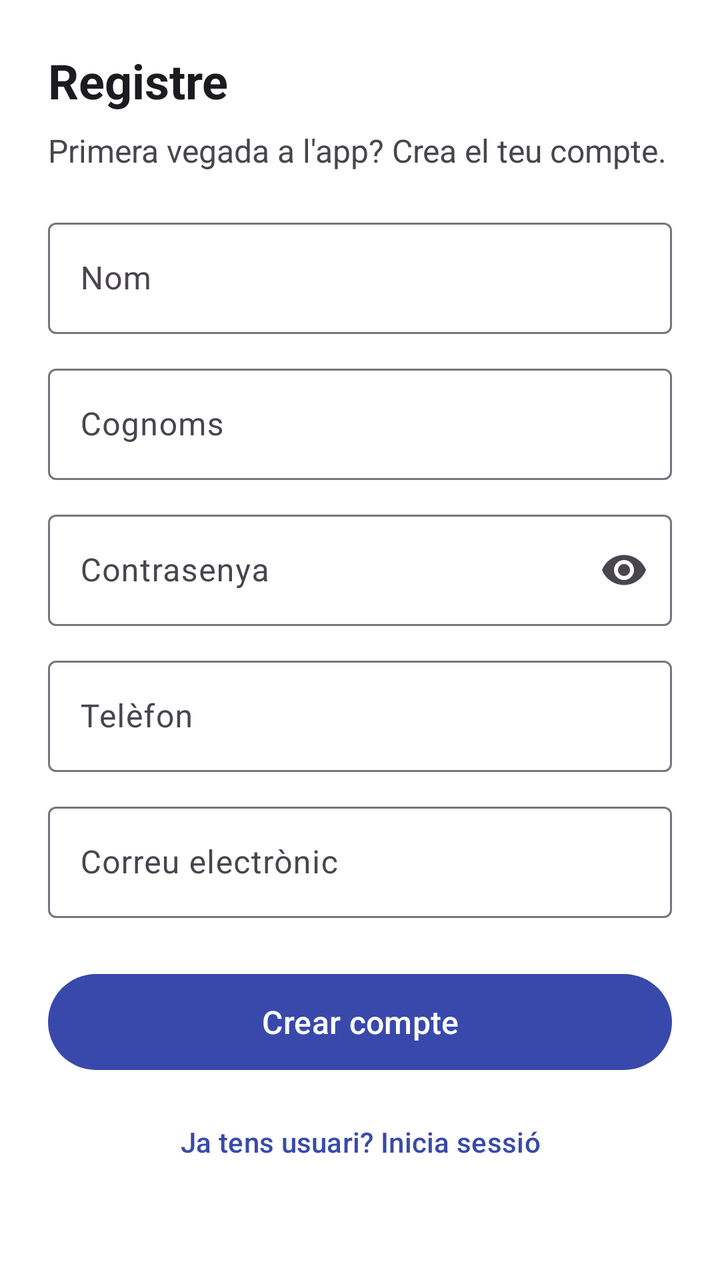
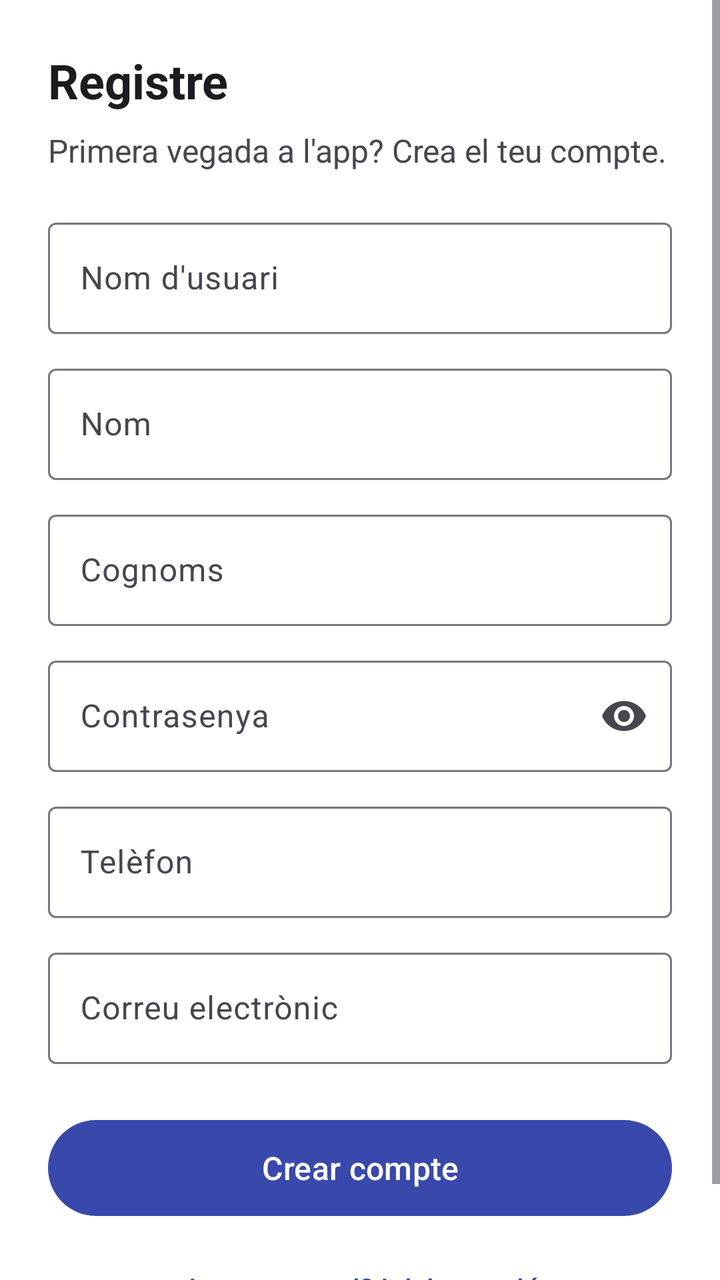

Two renders of the same Android screen: before a commit and after it. Below are the layout's source before the change and the commit's diff.
<!-- AndroidManifest.xml: application theme Theme.OrientaApp -->
<!-- res/layout/fragment_registre.xml -->
<?xml version="1.0" encoding="utf-8"?>
<ScrollView xmlns:android="http://schemas.android.com/apk/res/android"
    xmlns:tools="http://schemas.android.com/tools"
    android:layout_width="match_parent"
    android:layout_height="match_parent"
    android:background="@color/superficie"
    tools:context=".RegistreFragment">

    <LinearLayout
        android:layout_width="match_parent"
        android:layout_height="wrap_content"
        android:orientation="vertical"
        android:padding="24dp">

        <TextView
            style="@style/TitolPantalla"
            android:layout_width="wrap_content"
            android:layout_height="wrap_content"
            android:text="@string/titol_registre" />

        <TextView
            style="@style/TextNormal"
            android:layout_width="wrap_content"
            android:layout_height="wrap_content"
            android:layout_marginTop="8dp"
            android:layout_marginBottom="8dp"
            android:text="@string/primera_vegada" />

        <com.google.android.material.textfield.TextInputLayout
            style="@style/CampText"
            android:hint="@string/hint_nom">
            <com.google.android.material.textfield.TextInputEditText
                android:layout_width="match_parent"
                android:layout_height="wrap_content"
                android:autofillHints="personGivenName"
                android:inputType="textPersonName|textCapWords" />
        </com.google.android.material.textfield.TextInputLayout>

        <com.google.android.material.textfield.TextInputLayout
            style="@style/CampText"
            android:hint="@string/hint_cognoms">
            <com.google.android.material.textfield.TextInputEditText
                android:layout_width="match_parent"
                android:layout_height="wrap_content"
                android:autofillHints="personFamilyName"
                android:inputType="textPersonName|textCapWords" />
        </com.google.android.material.textfield.TextInputLayout>

        <com.google.android.material.textfield.TextInputLayout
            style="@style/CampText"
            android:hint="@string/hint_contrasenya"
            app:endIconMode="password_toggle"
            xmlns:app="http://schemas.android.com/apk/res-auto">
            <com.google.android.material.textfield.TextInputEditText
                android:layout_width="match_parent"
                android:layout_height="wrap_content"
                android:autofillHints="newPassword"
                android:inputType="textPassword" />
        </com.google.android.material.textfield.TextInputLayout>

        <com.google.android.material.textfield.TextInputLayout
            style="@style/CampText"
            android:hint="@string/hint_telefon">
            <com.google.android.material.textfield.TextInputEditText
                android:layout_width="match_parent"
                android:layout_height="wrap_content"
                android:autofillHints="phone"
                android:inputType="phone" />
        </com.google.android.material.textfield.TextInputLayout>

        <com.google.android.material.textfield.TextInputLayout
            style="@style/CampText"
            android:hint="@string/hint_email">
            <com.google.android.material.textfield.TextInputEditText
                android:layout_width="match_parent"
                android:layout_height="wrap_content"
                android:autofillHints="emailAddress"
                android:inputType="textEmailAddress" />
        </com.google.android.material.textfield.TextInputLayout>

        <Button
            android:id="@+id/btnCrearCompte"
            style="@style/BotoPrincipal"
            android:layout_marginTop="24dp"
            android:text="@string/crear_compte" />

        <Button
            android:id="@+id/btnJaTens"
            style="@style/Widget.Material3.Button.TextButton"
            android:layout_width="wrap_content"
            android:layout_height="wrap_content"
            android:layout_gravity="center_horizontal"
            android:layout_marginTop="8dp"
            android:text="@string/ja_tens_usuari" />
    </LinearLayout>
</ScrollView>
<!-- resources referenced by this layout -->
<resources>
  <color name="superficie">#FFFFFF</color>
  <string name="crear_compte">Crear compte</string>
  <string name="hint_cognoms">Cognoms</string>
  <string name="hint_contrasenya">Contrasenya</string>
  <string name="hint_email">Correu electrònic</string>
  <string name="hint_nom">Nom</string>
  <string name="hint_telefon">Telèfon</string>
  <string name="ja_tens_usuari">Ja tens usuari? Inicia sessió</string>
  <string name="primera_vegada">Primera vegada a l\'app? Crea el teu compte.</string>
  <string name="titol_registre">Registre</string>
  <style name="BotoPrincipal" parent="Widget.Material3.Button">
          <item name="android:layout_width">match_parent</item>
          <item name="android:layout_height">wrap_content</item>
          <item name="android:layout_marginTop">16dp</item>
          <item name="android:minHeight">56dp</item>
          <item name="android:textSize">16sp</item>
      </style>
  <style name="CampText" parent="Widget.Material3.TextInputLayout.OutlinedBox">
          <item name="android:layout_width">match_parent</item>
          <item name="android:layout_height">wrap_content</item>
          <item name="android:layout_marginTop">12dp</item>
      </style>
  <style name="TextNormal">
          <item name="android:textSize">16sp</item>
          <item name="android:textColor">@color/text_secundari</item>
      </style>
  <style name="TitolPantalla">
          <item name="android:textSize">24sp</item>
          <item name="android:textStyle">bold</item>
          <item name="android:textColor">@color/text_principal</item>
      </style>
  <style name="Theme.OrientaApp" parent="Base.Theme.OrientaApp" />
  <color name="text_secundari">#49454F</color>
  <color name="text_principal">#1C1B1F</color>
  <style name="Base.Theme.OrientaApp" parent="Theme.Material3.DayNight.NoActionBar">
          <item name="colorPrimary">@color/primari</item>
          <item name="colorOnPrimary">@color/on_primari</item>
          <item name="colorSecondary">@color/secundari</item>
          <item name="colorOnSecondary">@color/on_secundari</item>
          <item name="colorError">@color/error</item>
          <item name="android:colorBackground">@color/fons</item>
          <item name="colorSurface">@color/superficie</item>
          <item name="colorOnSurface">@color/text_principal</item>
          <item name="colorOnSurfaceVariant">@color/text_secundari</item>
      </style>
  <color name="primari">#3949AB</color>
  <color name="on_primari">#FFFFFF</color>
  <color name="secundari">#00796B</color>
  <color name="on_secundari">#FFFFFF</color>
  <color name="error">#B3261E</color>
  <color name="fons">#F7F8FC</color>
</resources>

<!-- the commit's change to res/layout/fragment_registre.xml (unified diff, before → after) -->
@@ -26,9 +26,23 @@
             android:layout_marginBottom="8dp"
             android:text="@string/primera_vegada" />
 
+    <com.google.android.material.textfield.TextInputLayout
+        android:id="@+id/tilUsuari"
+        style="@style/CampText"
+        android:hint="@string/hint_usuari">
+
+        <com.google.android.material.textfield.TextInputEditText
+            android:layout_width="match_parent"
+            android:layout_height="wrap_content"
+            android:autofillHints="username"
+            android:inputType="text" />
+    </com.google.android.material.textfield.TextInputLayout>
+
+
         <com.google.android.material.textfield.TextInputLayout
             style="@style/CampText"
-            android:hint="@string/hint_nom">
+            android:hint="@string/hint_nom"
+            android:id="@+id/tilNom">
             <com.google.android.material.textfield.TextInputEditText
                 android:layout_width="match_parent"
                 android:layout_height="wrap_content"
@@ -38,7 +52,8 @@
 
         <com.google.android.material.textfield.TextInputLayout
             style="@style/CampText"
-            android:hint="@string/hint_cognoms">
+            android:hint="@string/hint_cognoms"
+            android:id="@+id/tilCognoms">
             <com.google.android.material.textfield.TextInputEditText
                 android:layout_width="match_parent"
                 android:layout_height="wrap_content"
@@ -50,7 +65,8 @@
             style="@style/CampText"
             android:hint="@string/hint_contrasenya"
             app:endIconMode="password_toggle"
-            xmlns:app="http://schemas.android.com/apk/res-auto">
+            xmlns:app="http://schemas.android.com/apk/res-auto"
+            android:id="@+id/tilContrasenya">
             <com.google.android.material.textfield.TextInputEditText
                 android:layout_width="match_parent"
                 android:layout_height="wrap_content"
@@ -60,7 +76,8 @@
 
         <com.google.android.material.textfield.TextInputLayout
             style="@style/CampText"
-            android:hint="@string/hint_telefon">
+            android:hint="@string/hint_telefon"
+            android:id="@+id/tilTelefon">
             <com.google.android.material.textfield.TextInputEditText
                 android:layout_width="match_parent"
                 android:layout_height="wrap_content"
@@ -70,7 +87,8 @@
 
         <com.google.android.material.textfield.TextInputLayout
             style="@style/CampText"
-            android:hint="@string/hint_email">
+            android:hint="@string/hint_email"
+            android:id="@+id/tilEmail">
             <com.google.android.material.textfield.TextInputEditText
                 android:layout_width="match_parent"
                 android:layout_height="wrap_content"
<!-- resource entries referenced after the edit -->
@@ -7,6 +7,7 @@
   <string name="hint_email">Correu electrònic</string>
   <string name="hint_nom">Nom</string>
   <string name="hint_telefon">Telèfon</string>
+  <string name="hint_usuari">Nom d\'usuari</string>
   <string name="ja_tens_usuari">Ja tens usuari? Inicia sessió</string>
   <string name="primera_vegada">Primera vegada a l\'app? Crea el teu compte.</string>
   <string name="titol_registre">Registre</string>
